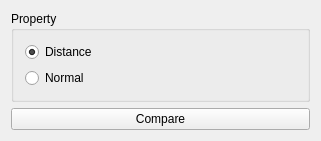
First picture: the form in Plugin-MeshCompare/MeshCompareToolbar.ui, repository ShenRen/OpenFlipper, before the edit.
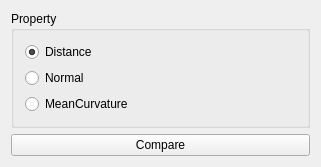
Second picture: the form after the edit.

Commit message: MeshCompare Mean Curvature. refs #360

The edit to the form file:
```diff
--- a/Plugin-MeshCompare/MeshCompareToolbar.ui
+++ b/Plugin-MeshCompare/MeshCompareToolbar.ui
@@ -7,7 +7,7 @@
     <x>0</x>
     <y>0</y>
     <width>321</width>
-    <height>131</height>
+    <height>156</height>
    </rect>
   </property>
   <property name="windowTitle">
@@ -57,6 +57,19 @@
           </property>
          </widget>
         </item>
+        <item>
+         <widget class="QRadioButton" name="meanCurvature">
+          <property name="toolTip">
+           <string>Compare mean curvature between meshes</string>
+          </property>
+          <property name="statusTip">
+           <string>Compare mean curvature between meshes</string>
+          </property>
+          <property name="text">
+           <string>MeanCurvature</string>
+          </property>
+         </widget>
+        </item>
        </layout>
       </item>
      </layout>
```
The commit also changes 3 other files.
